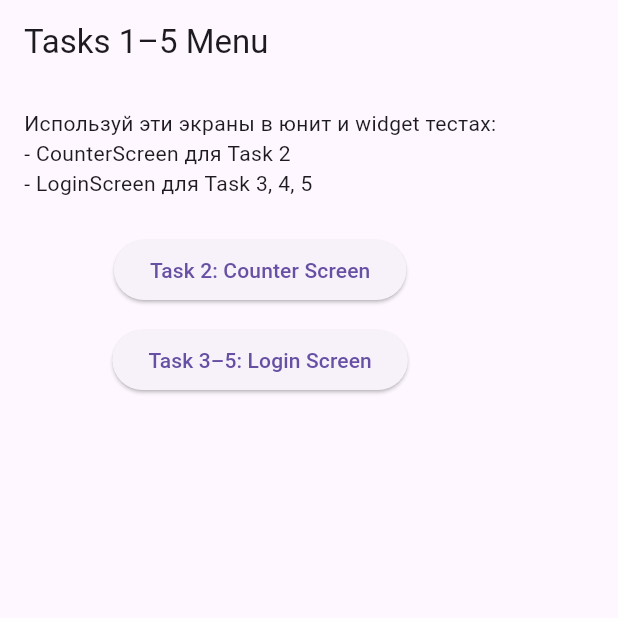
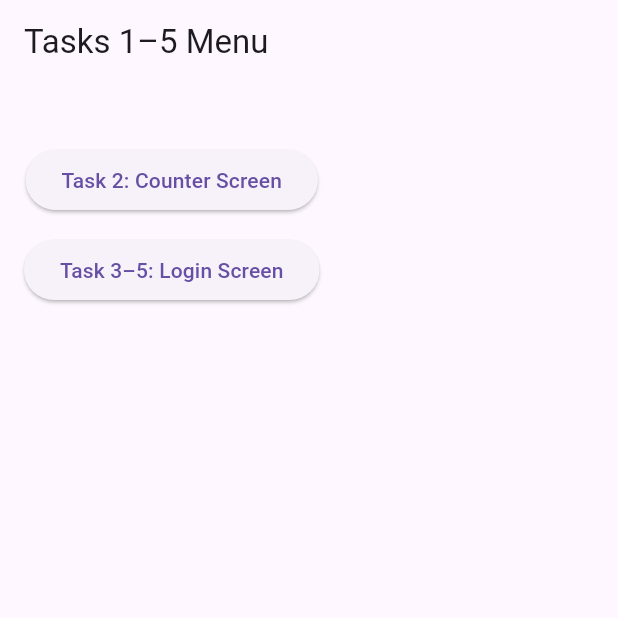
Before and after one commit to mahmudcoding/mp_lab, a Flutter app: the screen it shows after launch, on a phone screen of 412 x 824 dp, the top half of it. Run offline on Flutter 3.47's test engine with Material 3 defaults, Android fonts, the phone set to English and light mode, and no system bars.

Commit message:
remove text

```diff
--- a/app/lib/main.dart
+++ b/app/lib/main.dart
@@ -52,11 +52,6 @@ class RootMenuScreen extends StatelessWidget {
         padding: const EdgeInsets.all(16),
         child: Column(
           children: [
-            const Text(
-              'Используй эти экраны в юнит и widget тестах:\n'
-              '- CounterScreen для Task 2\n'
-              '- LoginScreen для Task 3, 4, 5',
-            ),
             const SizedBox(height: 24),
             ElevatedButton(
               onPressed: () {
```
